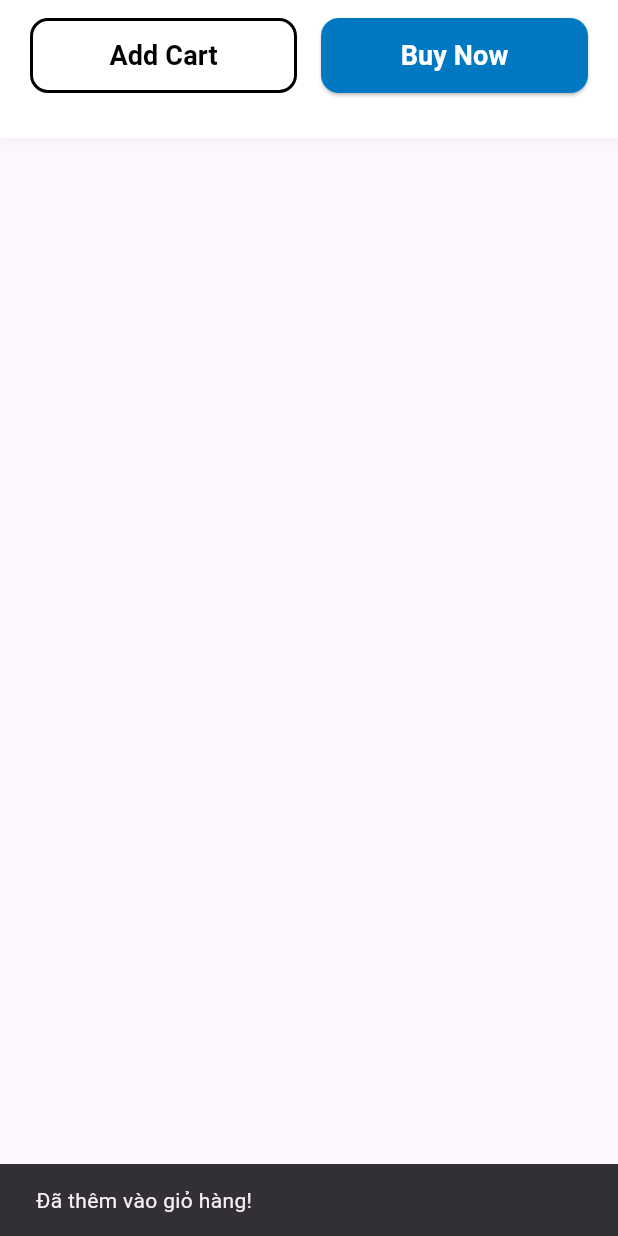
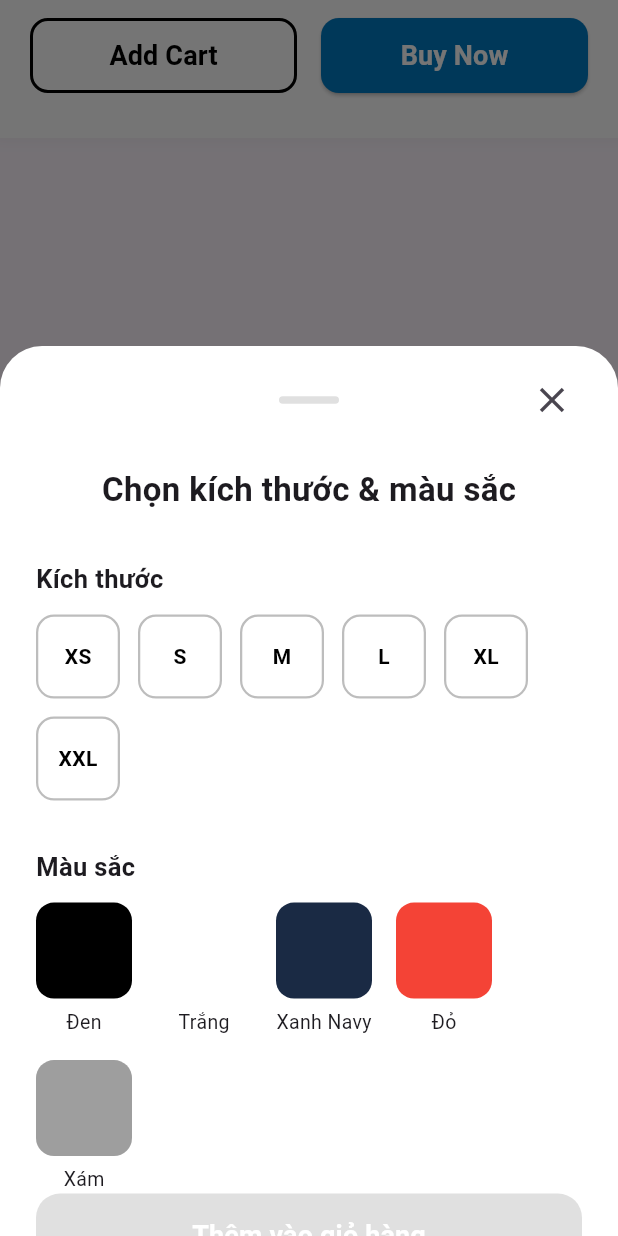
Before and after one commit to truongtuandatdev2k1/FashionApp, a Flutter app: the BottomActionBar widget shown alone on an empty page, opened directly, after a tap on "Add Cart", on a phone screen of 412 x 824 dp. Run offline on Flutter 3.47's test engine with Material 3 defaults, Android fonts, the phone set to English and light mode, and no system bars; our stand-ins replace cached_network_image, carousel_slider, dio, flutter_dotenv, flutter_secure_storage, get_it and 3 more; accounts and stored records are empty; network calls fail.

Commit message:
add widget cart/buy

```diff
--- a/ui_mobile_fashion_app/lib/customer/models/product_data.dart
+++ b/ui_mobile_fashion_app/lib/customer/models/product_data.dart
@@ -20,7 +20,7 @@ class ProductData {
       name: json['name'],
       price: json['price'],
       discountPct: json['discount_pct'] ?? 0,
-      priceAfter: json['price_after'],
+      priceAfter: json['priceAfter'],
     );
   }
 }
--- a/ui_mobile_fashion_app/lib/customer/views/home/widgets/horizontal_product_section.dart
+++ b/ui_mobile_fashion_app/lib/customer/views/home/widgets/horizontal_product_section.dart
@@ -70,7 +70,7 @@ class HorizontalProductSection extends StatelessWidget {
 
         // Danh sách cuộn ngang
         SizedBox(
-          height: 217,
+          height: 220,
           child: ListView.builder(
             padding: const EdgeInsets.symmetric(horizontal: 16),
             scrollDirection: Axis.horizontal,
--- a/ui_mobile_fashion_app/lib/customer/views/home/widgets/product_item.dart
+++ b/ui_mobile_fashion_app/lib/customer/views/home/widgets/product_item.dart
@@ -94,8 +94,8 @@ class ProductItem extends StatelessWidget {
                 fontWeight: FontWeight.w700,
                 color: Colors.black,
               ),
-              maxLines: 2,
-              overflow: TextOverflow.ellipsis,
+              maxLines: 1,               // chỉ hiển thị 1 dòng
+              overflow: TextOverflow.ellipsis, // nếu dài thì thêm "..."
             ),
 
             const SizedBox(height: 4),
--- a/ui_mobile_fashion_app/lib/customer/views/product/widgets/product_detail/bottom_action_bar.dart
+++ b/ui_mobile_fashion_app/lib/customer/views/product/widgets/product_detail/bottom_action_bar.dart
@@ -1,8 +1,25 @@
 // lib/customer/views/product/widgets/product_detail/bottom_action_bar.dart
 import 'package:flutter/material.dart';
+import 'size_color_selector_sheet.dart';
 
 class BottomActionBar extends StatelessWidget {
   const BottomActionBar({super.key});
+
+  void _showSelectorSheet(BuildContext context, {required bool isBuyNow}) {
+    SizeColorSelectorSheet.show(
+      context,
+      isBuyNow: isBuyNow,
+      onConfirm: () {
+        final message = isBuyNow
+            ? 'Đã chọn "Mua ngay" thành công!'
+            : 'Đã thêm vào giỏ hàng thành công!';
+        ScaffoldMessenger.of(context).showSnackBar(
+          SnackBar(content: Text(message)),
+        );
+        // TODO: Gọi API add to cart / navigate to checkout ở đây
+      },
+    );
+  }
 
   @override
   Widget build(BuildContext context) {
@@ -10,32 +27,45 @@ class BottomActionBar extends StatelessWidget {
       padding: const EdgeInsets.only(left: 20, right: 20, top: 12, bottom: 30),
       decoration: BoxDecoration(
         color: Colors.white,
-        boxShadow: [BoxShadow(color: Colors.grey.withOpacity(0.1), spreadRadius: 5, blurRadius: 7, offset: const Offset(0, -3))],
+        boxShadow: [
+          BoxShadow(
+            color: Colors.grey.withOpacity(0.1),
+            spreadRadius: 5,
+            blurRadius: 7,
+            offset: const Offset(0, -3),
+          ),
+        ],
       ),
       child: Row(
         children: [
           Expanded(
             child: OutlinedButton(
-              onPressed: () => ScaffoldMessenger.of(context).showSnackBar(const SnackBar(content: Text('Đã thêm vào giỏ hàng!'))),
+              onPressed: () => _showSelectorSheet(context, isBuyNow: false),
               style: OutlinedButton.styleFrom(
                 minimumSize: const Size(double.infinity, 50),
                 side: const BorderSide(color: Colors.black, width: 2),
                 shape: RoundedRectangleBorder(borderRadius: BorderRadius.circular(12)),
               ),
-              child: const Text('Add Cart', style: TextStyle(color: Colors.black, fontSize: 18, fontWeight: FontWeight.bold)),
+              child: const Text(
+                'Add Cart',
+                style: TextStyle(color: Colors.black, fontSize: 18, fontWeight: FontWeight.bold),
+              ),
             ),
           ),
           const SizedBox(width: 16),
           Expanded(
             child: ElevatedButton(
-              onPressed: () => ScaffoldMessenger.of(context).showSnackBar(const SnackBar(content: Text('Tiến hành mua ngay!'))),
+              onPressed: () => _showSelectorSheet(context, isBuyNow: true),
               style: ElevatedButton.styleFrom(
                 backgroundColor: const Color(0xFF0079C2),
                 foregroundColor: Colors.white,
                 minimumSize: const Size(double.infinity, 50),
                 shape: RoundedRectangleBorder(borderRadius: BorderRadius.circular(12)),
               ),
-              child: const Text('Buy Now', style: TextStyle(fontSize: 18, fontWeight: FontWeight.bold)),
+              child: const Text(
+                'Buy Now',
+                style: TextStyle(fontSize: 18, fontWeight: FontWeight.bold),
+              ),
             ),
           ),
         ],
--- /dev/null
+++ b/ui_mobile_fashion_app/lib/customer/views/product/widgets/product_detail/size_color_selector_sheet.dart
@@ -0,0 +1,227 @@
+// lib/customer/views/product/widgets/product_detail/size_color_selector_sheet.dart
+import 'package:flutter/material.dart';
+
+class SizeColorSelectorSheet extends StatefulWidget {
+  final VoidCallback onConfirm;
+  final bool isBuyNow; // true = Buy Now, false = Add to Cart
+
+  const SizeColorSelectorSheet({
+    super.key,
+    required this.onConfirm,
+    this.isBuyNow = false,
+  });
+
+  // Hàm tiện ích để hiển thị sheet
+  static Future<void> show(
+    BuildContext context, {
+    required VoidCallback onConfirm,
+    required bool isBuyNow,
+  }) {
+    return showModalBottomSheet<void>(
+      context: context,
+      isScrollControlled: true,
+      backgroundColor: Colors.transparent,
+      builder: (_) => SizeColorSelectorSheet(
+        onConfirm: onConfirm,
+        isBuyNow: isBuyNow,
+      ),
+    );
+  }
+
+  @override
+  State<SizeColorSelectorSheet> createState() => _SizeColorSelectorSheetState();
+}
+
+class _SizeColorSelectorSheetState extends State<SizeColorSelectorSheet> {
+  String? selectedSize;
+  String? selectedColor;
+
+  final List<String> sizes = ['XS', 'S', 'M', 'L', 'XL', 'XXL'];
+  final List<Map<String, dynamic>> colors = [
+    {'name': 'Đen', 'color': Colors.black},
+    {'name': 'Trắng', 'color': Colors.white},
+    {'name': 'Xanh Navy', 'color': const Color(0xFF1A2A44)},
+    {'name': 'Đỏ', 'color': Colors.red},
+    {'name': 'Xám', 'color': Colors.grey},
+  ];
+
+  String get _confirmButtonText {
+    return widget.isBuyNow ? 'Mua ngay' : 'Thêm vào giỏ hàng';
+  }
+
+  String get _titleText {
+    return widget.isBuyNow ? 'Xác nhận mua ngay' : 'Chọn kích thước & màu sắc';
+  }
+
+  @override
+  Widget build(BuildContext context) {
+    final height = MediaQuery.of(context).size.height;
+    final modalHeight = height * 0.72;
+
+    return Container(
+      height: modalHeight,
+      decoration: const BoxDecoration(
+        color: Colors.white,
+        borderRadius: BorderRadius.only(
+          topLeft: Radius.circular(28),
+          topRight: Radius.circular(28),
+        ),
+      ),
+      child: Column(
+        children: [
+          // Thanh kéo + nút đóng
+          Container(
+            margin: const EdgeInsets.only(top: 12),
+            child: Stack(
+              alignment: Alignment.center,
+              children: [
+                Container(
+                  width: 40,
+                  height: 5,
+                  decoration: BoxDecoration(
+                    color: Colors.grey[300],
+                    borderRadius: BorderRadius.circular(10),
+                  ),
+                ),
+                Align(
+                  alignment: Alignment.centerRight,
+                  child: Padding(
+                    padding: const EdgeInsets.only(right: 20),
+                    child: IconButton(
+                      onPressed: () => Navigator.of(context).pop(),
+                      icon: const Icon(Icons.close, size: 28),
+                      splashRadius: 24,
+                    ),
+                  ),
+                ),
+              ],
+            ),
+          ),
+
+          const SizedBox(height: 20),
+
+          // Tiêu đề động
+          Text(
+            _titleText,
+            style: const TextStyle(
+              fontSize: 22,
+              fontWeight: FontWeight.bold,
+            ),
+          ),
+
+          const SizedBox(height: 32),
+
+          Expanded(
+            child: Padding(
+              padding: const EdgeInsets.symmetric(horizontal: 24),
+              child: Column(
+                crossAxisAlignment: CrossAxisAlignment.start,
+                children: [
+                  // Chọn Size
+                  const Text('Kích thước', style: TextStyle(fontSize: 17, fontWeight: FontWeight.w600)),
+                  const SizedBox(height: 12),
+                  Wrap(
+                    spacing: 12,
+                    runSpacing: 12,
+                    children: sizes.map((size) {
+                      final isSelected = selectedSize == size;
+                      return GestureDetector(
+                        onTap: () => setState(() => selectedSize = size),
+                        child: Container(
+                          width: 56,
+                          height: 56,
+                          alignment: Alignment.center,
+                          decoration: BoxDecoration(
+                            color: isSelected ? Colors.black : Colors.transparent,
+                            border: Border.all(
+                              color: isSelected ? Colors.black : Colors.grey.shade400,
+                              width: isSelected ? 2 : 1.5,
+                            ),
+                            borderRadius: BorderRadius.circular(12),
+                          ),
+                          child: Text(
+                            size,
+                            style: TextStyle(
+                              color: isSelected ? Colors.white : Colors.black,
+                              fontWeight: FontWeight.w600,
+                            ),
+                          ),
+                        ),
+                      );
+                    }).toList(),
+                  ),
+
+                  const SizedBox(height: 32),
+
+                  // Chọn Màu
+                  const Text('Màu sắc', style: TextStyle(fontSize: 17, fontWeight: FontWeight.w600)),
+                  const SizedBox(height: 12),
+                  Wrap(
+                    spacing: 16,
+                    runSpacing: 16,
+                    children: colors.map((item) {
+                      final color = item['color'] as Color;
+                      final name = item['name'] as String;
+                      final isSelected = selectedColor == name;
+
+                      return GestureDetector(
+                        onTap: () => setState(() => selectedColor = name),
+                        child: Column(
+                          children: [
+                            Container(
+                              width: 64,
+                              height: 64,
+                              decoration: BoxDecoration(
+                                color: color,
+                                borderRadius: BorderRadius.circular(12),
+                                border: Border.all(
+                                  color: isSelected ? Colors.black : Colors.transparent,
+                                  width: isSelected ? 3 : 0,
+                                ),
+                              ),
+                              child: isSelected
+                                  ? const Icon(Icons.check, color: Colors.white, size: 32)
+                                  : null,
+                            ),
+                            const SizedBox(height: 6),
+                            Text(name, style: const TextStyle(fontSize: 13)),
+                          ],
+                        ),
+                      );
+                    }).toList(),
+                  ),
+
+                  const Spacer(),
+
+                  // Nút xác nhận
+                  SizedBox(
+                    width: double.infinity,
+                    height: 56,
+                    child: ElevatedButton(
+                      onPressed: (selectedSize != null && selectedColor != null)
+                          ? () {
+                              widget.onConfirm();
+                              Navigator.of(context).pop();
+                            }
+                          : null,
+                      style: ElevatedButton.styleFrom(
+                        backgroundColor: const Color(0xFF0079C2),
+                        disabledBackgroundColor: Colors.grey[300],
+                        shape: RoundedRectangleBorder(borderRadius: BorderRadius.circular(16)),
+                      ),
+                      child: Text(
+                        _confirmButtonText,
+                        style: const TextStyle(fontSize: 18, fontWeight: FontWeight.bold, color: Colors.white),
+                      ),
+                    ),
+                  ),
+                  const SizedBox(height: 40),
+                ],
+              ),
+            ),
+          ),
+        ],
+      ),
+    );
+  }
+}
```
Also changed, not shown: ui_mobile_fashion_app/lib/customer/models/product_model.dart (deleted, +0 -36 lines).
